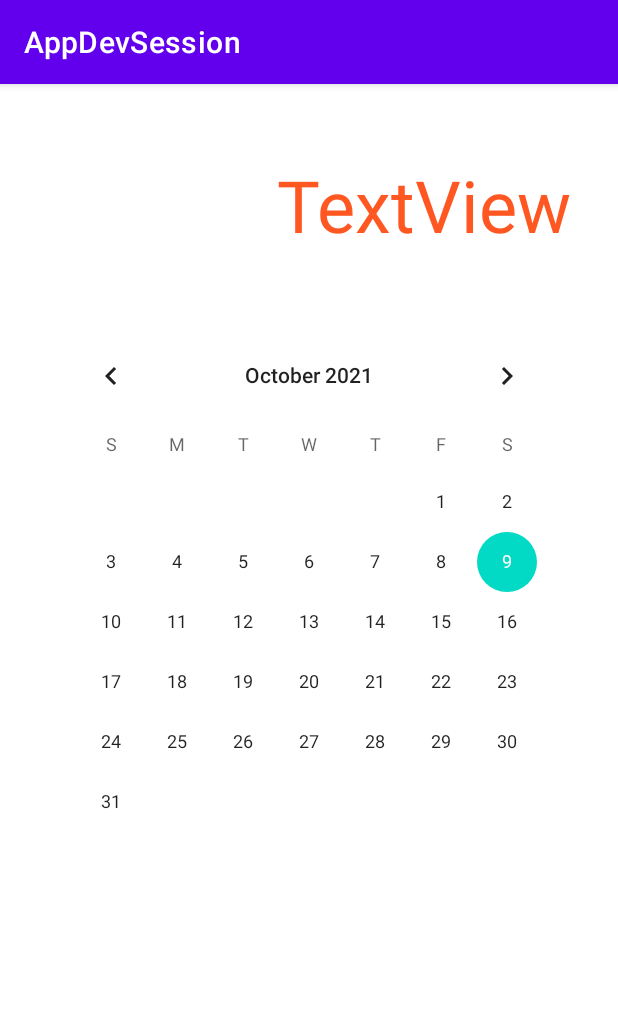
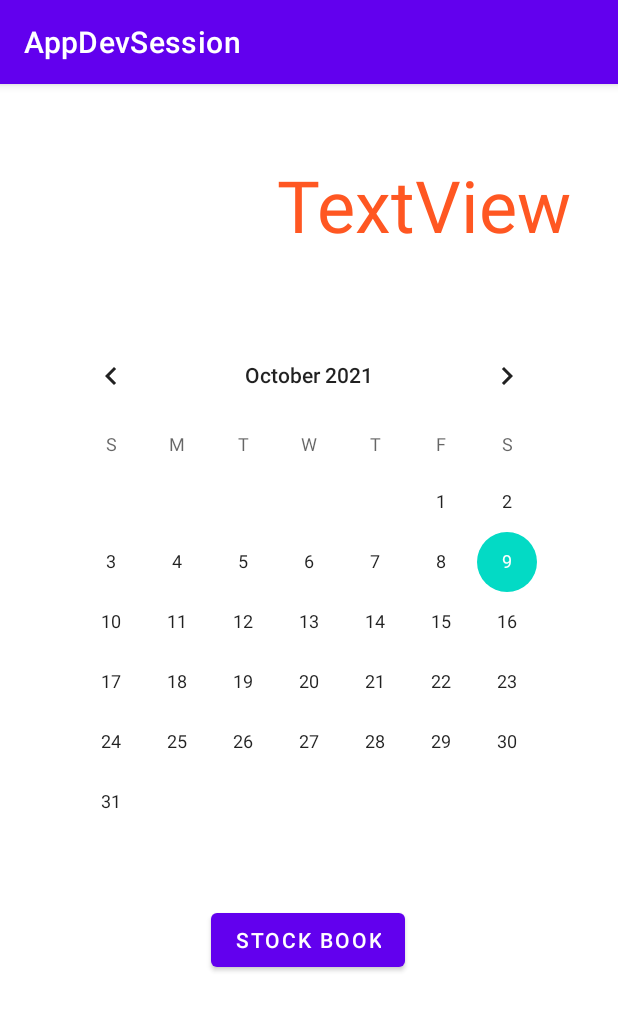
Before and after one commit to aniruddhha/android-app-development-14b3ddcb480c4b04bfbd812b064a0476, an Android app: the screen it shows after launch (AgeCalculatorActivity), on a phone screen of 412 x 824 dp. Shown: the top 1011 px of the screen. Run offline under Robolectric (Android 15) with nearby library versions, the phone set to English and light mode, and no system bars.

Commit message:
intent and types : starting activity

```diff
--- a/app/src/main/java/com/aniruddha/kudalkar/appdevsession/AgeCalculatorActivity.java
+++ b/app/src/main/java/com/aniruddha/kudalkar/appdevsession/AgeCalculatorActivity.java
@@ -1,9 +1,10 @@
 package com.aniruddha.kudalkar.appdevsession;
 
-import androidx.annotation.NonNull;
 import androidx.appcompat.app.AppCompatActivity;
 
+import android.content.Intent;
 import android.os.Bundle;
+import android.widget.Button;
 import android.widget.CalendarView;
 import android.widget.TextView;
 
@@ -17,7 +18,6 @@ public class AgeCalculatorActivity extends AppCompatActivity {
         setContentView(R.layout.activity_age_calculator);
 
         final TextView txt = findViewById(R.id.txAg);
-
         CalendarView cal = findViewById(R.id.calBd);
         cal.setOnDateChangeListener((view, year, month, dayOfMonth) -> {
 
@@ -47,5 +47,16 @@ public class AgeCalculatorActivity extends AppCompatActivity {
 
             txt.setText("Age "+ years + " years, Days "+days);
         });
+
+        final Button btn = findViewById(R.id.btStkBk);
+        btn.setOnClickListener(v -> {
+
+            Intent intent = new Intent( // providing your intention to the system
+                    this,
+                    StockBookActivity.class
+            );
+
+            startActivity(intent);
+        });
     }
 }
--- a/app/src/main/res/layout/activity_age_calculator.xml
+++ b/app/src/main/res/layout/activity_age_calculator.xml
@@ -31,4 +31,15 @@
         app:layout_constraintStart_toStartOf="parent"
         app:layout_constraintTop_toTopOf="parent" />
 
+    <Button
+        android:id="@+id/btStkBk"
+        android:layout_width="wrap_content"
+        android:layout_height="wrap_content"
+        android:layout_marginTop="48dp"
+        android:text="Stock Book"
+        app:layout_constraintEnd_toEndOf="parent"
+        app:layout_constraintHorizontal_bias="0.498"
+        app:layout_constraintStart_toStartOf="parent"
+        app:layout_constraintTop_toBottomOf="@+id/calBd" />
+
 </androidx.constraintlayout.widget.ConstraintLayout>
```
Also changed, not shown: app/src/main/AndroidManifest.xml (+6 -2 lines), app/src/main/java/com/aniruddha/kudalkar/appdevsession/StockBookActivity.java (added, +14 -0 lines), app/src/main/res/layout/activity_stock_book.xml (added, +24 -0 lines).
